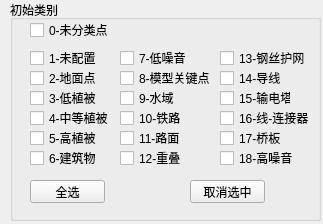
Qt form src/ui/pointcloudclassselection.ui (qgis/QGIS) before a commit.
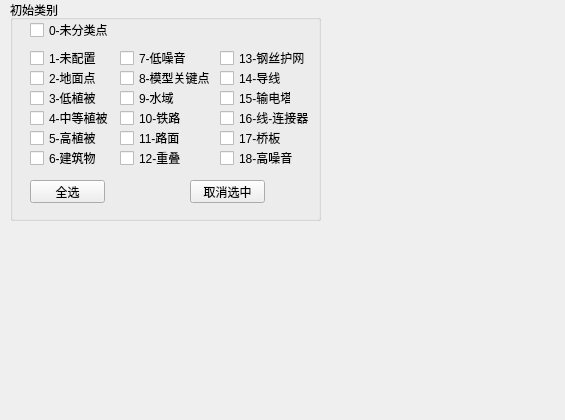
The same form after that commit.

```diff
--- a/src/ui/pointcloudclassselection.ui
+++ b/src/ui/pointcloudclassselection.ui
@@ -6,8 +6,8 @@
    <rect>
     <x>0</x>
     <y>0</y>
-    <width>323</width>
-    <height>224</height>
+    <width>565</width>
+    <height>420</height>
    </rect>
   </property>
   <property name="windowTitle">
```
Left out of the diff: 2 changed lines with no effect on the pictures.
